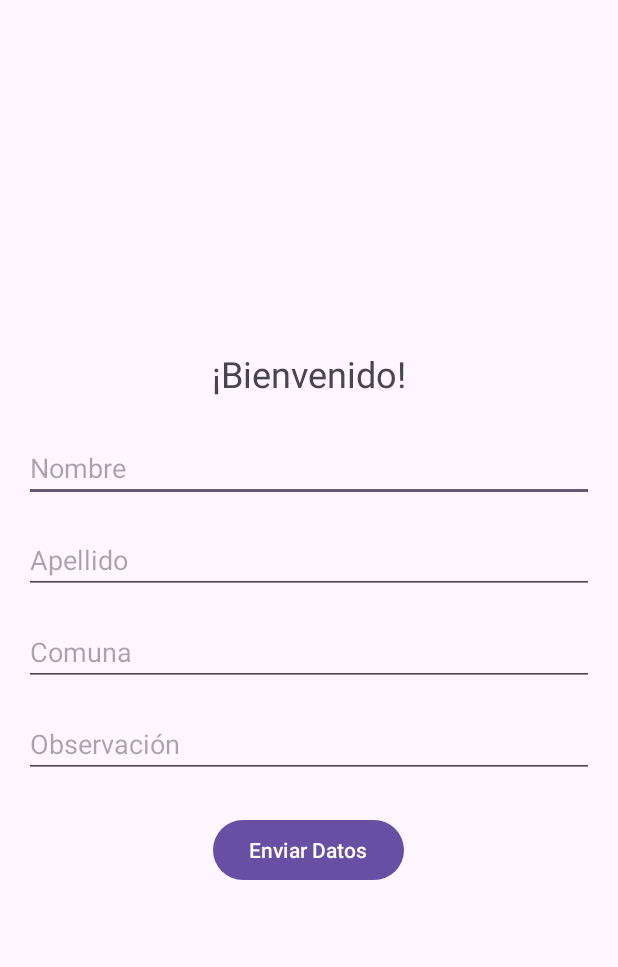
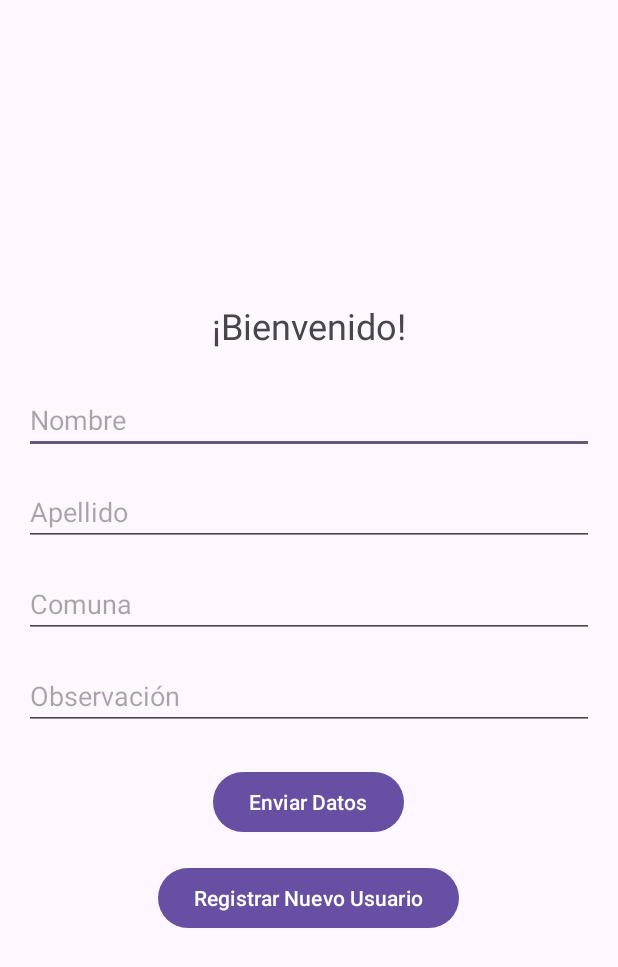
Before and after one commit to thecrisrex/EVA1, an Android app built with Jetpack Compose: the layout activity_welcome.xml on its own in the app's theme, with its tools: preview values and no code run, on a phone screen of 412 x 824 dp. Shown: the top 967 px of the screen. Run offline under Robolectric (Android 15) with nearby library versions, the phone set to English and light mode, and no system bars.

Commit message:
Update activity_welcome.xml

```diff
--- a/app/src/main/res/layout/activity_welcome.xml
+++ b/app/src/main/res/layout/activity_welcome.xml
@@ -56,5 +56,13 @@
         android:id="@+id/btnEnviar"
         android:layout_width="wrap_content"
         android:layout_height="wrap_content"
-        android:text="Enviar Datos" />
+        android:text="Enviar Datos"/>
+
+    <Button
+        android:id="@+id/btnRegistrarUsuario"
+        android:layout_width="wrap_content"
+        android:layout_height="wrap_content"
+        android:text="Registrar Nuevo Usuario"
+        android:layout_marginTop="16dp"/>
+
 </LinearLayout>
```
